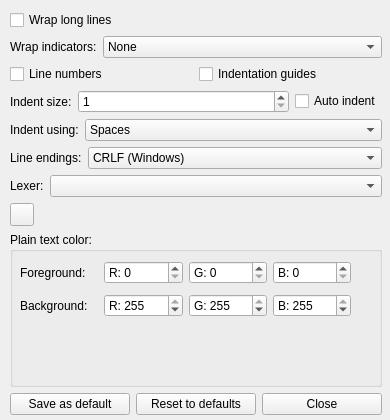
Above: ui/frmTextDisplay.ui from spthaolt/qscite before the change. Below: the same form after it.
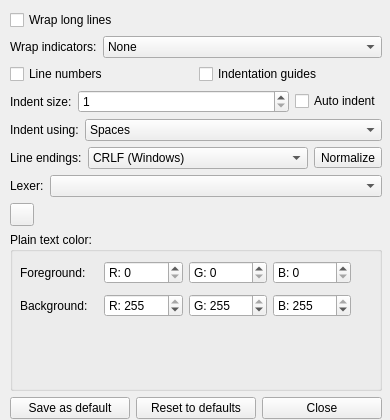
That is the form after the change.

```diff
--- a/ui/frmTextDisplay.ui
+++ b/ui/frmTextDisplay.ui
@@ -18,7 +18,7 @@
      <x>10</x>
      <y>10</y>
      <width>372</width>
-     <height>405</height>
+     <height>409</height>
     </rect>
    </property>
    <layout class="QVBoxLayout" >
@@ -188,6 +188,13 @@
         </item>
        </widget>
       </item>
+      <item>
+       <widget class="QToolButton" name="btnNormalize" >
+        <property name="text" >
+         <string>Normalize</string>
+        </property>
+       </widget>
+      </item>
      </layout>
     </item>
     <item>
```
